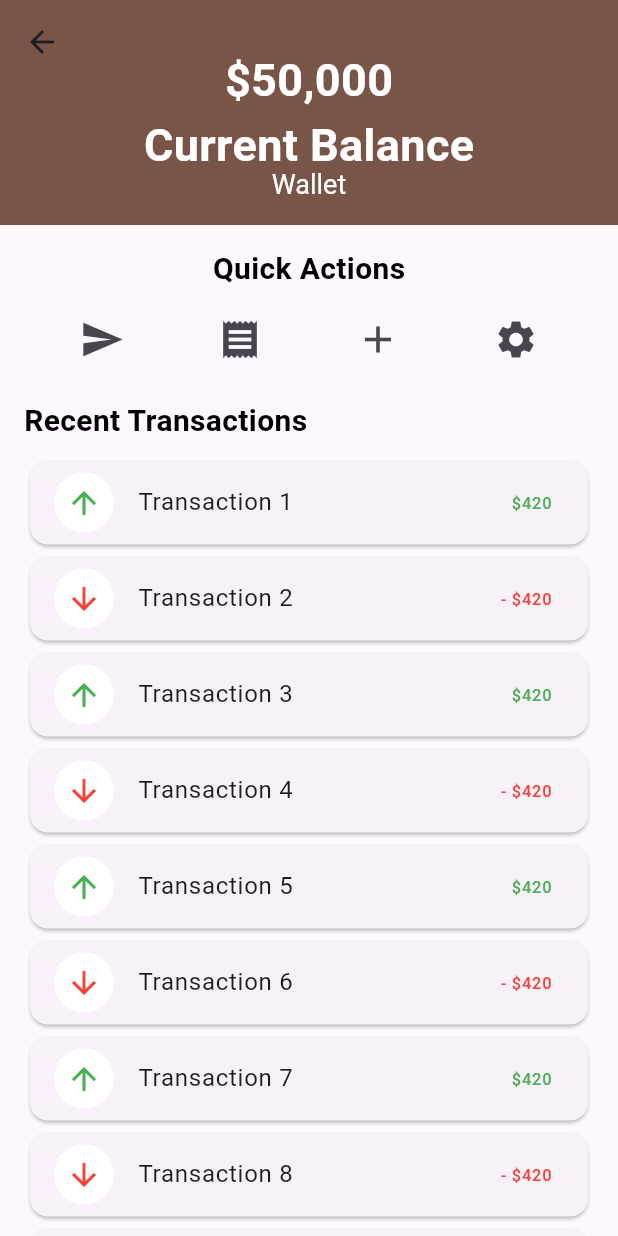
After one commit to RoySuzon/bloc_prectice, a Flutter app: the screen it shows after launch, after a tap on "Sliver App Bar", on a phone screen of 412 x 824 dp. The commit adds this screen. Run offline on Flutter 3.47's test engine with Material 3 defaults, Android fonts, the phone set to English and light mode, and no system bars; our stand-ins replace bloc, equatable, flutter_bloc, flutter_credit_card, image_picker.

Commit message:
...........

```diff
--- /dev/null
+++ b/devtools_options.yaml
@@ -0,0 +1,3 @@
+description: This file stores settings for Dart & Flutter DevTools.
+documentation: https://docs.flutter.dev/tools/devtools/extensions#configure-extension-enablement-states
+extensions:
--- a/lib/ui/elements_list.dart
+++ b/lib/ui/elements_list.dart
@@ -4,6 +4,7 @@ import 'package:testing_project/features/todo/presentations/page/todo_view.dart'
 import 'package:testing_project/ui/counter/counter_page.dart';
 import 'package:testing_project/ui/credit_card/credit_card_ui.dart';
 import 'package:testing_project/ui/image_picker/image_picker_page.dart';
+import 'package:testing_project/ui/sliver_app_bar/silver_app_bar.dart';
 import 'package:testing_project/ui/switch/switch_page.dart';
 
 class ElementsList extends StatelessWidget {
@@ -61,6 +62,12 @@ class ElementsList extends StatelessWidget {
                 navigatePage(const CreditCardUi());
               },
             ),
+            CustomTile(
+              title: 'Sliver App Bar',
+              onTap: () {
+                navigatePage(const SilverAppBarDemo());
+              },
+            ),
           ],
         ),
       ),
--- /dev/null
+++ b/lib/ui/sliver_app_bar/silver_app_bar.dart
@@ -0,0 +1,159 @@
+import 'dart:math';
+
+import 'package:flutter/material.dart';
+
+class SilverAppBarDemo extends StatelessWidget {
+  const SilverAppBarDemo({super.key});
+
+  @override
+  Widget build(BuildContext context) {
+    return Scaffold(
+      body: CustomScrollView(
+        physics: const BouncingScrollPhysics(),
+        slivers: [
+          // SliverAppBar(
+
+          //   pinned: true,
+          //   expandedHeight: 200,
+
+          //   flexibleSpace: FlexibleSpaceBar(
+          //       background: Image.network(
+          //         "https://cdn.pixabay.com/photo/2018/08/04/11/30/draw-3583548_1280.png",
+          //         fit: BoxFit.cover,
+          //       ),
+          //       title: const Text('Title is here...',
+          //           style: TextStyle(color: Colors.white))),
+          // ),
+          const SliverAppBar(
+            // automaticallyImplyLeading: false,
+            // pinned: true,
+            // floating: true,
+            expandedHeight: 150,
+            backgroundColor: Colors.brown,
+            flexibleSpace: FlexibleSpaceBar(
+                centerTitle: true,
+                background: Column(
+                  crossAxisAlignment: CrossAxisAlignment.center,
+                  mainAxisAlignment: MainAxisAlignment.center,
+                  children: [
+                    Text('\$50,000',
+                        style: TextStyle(
+                            color: Colors.white,
+                            fontSize: 30,
+                            fontWeight: FontWeight.bold)),
+                    Text('Current Balance',
+                        style: TextStyle(
+                            color: Colors.white,
+                            fontSize: 30,
+                            fontWeight: FontWeight.bold)),
+                  ],
+                ),
+                title: Text('Wallet',
+                    style: TextStyle(color: Colors.white, fontSize: 12))),
+            // centerTitle: true,
+          ),
+
+          SliverAppBar(
+            pinned: true,
+            automaticallyImplyLeading: false,
+            toolbarHeight: 100,
+            expandedHeight: 100,
+            // backgroundColor: Colors.white,
+            flexibleSpace: FlexibleSpaceBar(
+              background: Column(
+                mainAxisAlignment: MainAxisAlignment.end,
+                children: [
+                  Text('Quick Actions',
+                      style: TextStyle(
+                          fontSize: 20,
+                          fontWeight: FontWeight.bold,
+                          color: Colors.black)),
+                  const SizedBox(height: 8),
+                  Row(
+                    mainAxisAlignment: MainAxisAlignment.spaceEvenly,
+                    children: [
+                      IconButton(
+                          onPressed: () {},
+                          icon: const Icon(Icons.send, size: 30)),
+                      IconButton(
+                          onPressed: () {},
+                          icon: const Icon(Icons.receipt, size: 30)),
+                      IconButton(
+                          onPressed: () {},
+                          icon: const Icon(Icons.add, size: 30)),
+                      IconButton(
+                          onPressed: () {},
+                          icon: const Icon(Icons.settings, size: 30)),
+                    ],
+                  ),
+                ],
+              ),
+            ),
+          ),
+          SliverPadding(
+            padding: const EdgeInsets.only(
+              top: 16,
+              left: 16,
+              right: 16,
+            ),
+            sliver: SliverToBoxAdapter(
+              child: Text('Recent Transactions',
+                  style: TextStyle(
+                      fontSize: 20,
+                      fontWeight: FontWeight.bold,
+                      color: Colors.black)),
+            ),
+          ),
+
+          SliverPadding(
+            padding: const EdgeInsets.only(top: 8, bottom: 16),
+            sliver: SliverList(
+                delegate: SliverChildBuilderDelegate(
+              (context, index) {
+                Random random = Random();
+
+                int amount = random.nextInt(500);
+                return Padding(
+                  padding: const EdgeInsets.symmetric(horizontal: 16),
+                  child: Card(
+                    child: ListTile(
+                      trailing: Text(
+                        index.isEven
+                            ? "\$${amount.toString()}"
+                            : "- \$${amount.toString()}",
+                        style: TextStyle(
+                            color: index.isEven ? Colors.green : Colors.red),
+                      ),
+                      title: Text('Transaction ${index + 1}'),
+                      leading: CircleAvatar(
+                        backgroundColor: Colors.white,
+                        child: Icon(
+                            index.isEven
+                                ? Icons.arrow_upward
+                                : Icons.arrow_downward,
+                            color: index.isEven ? Colors.green : Colors.red),
+                      ),
+                    ),
+                  ),
+                );
+              },
+              childCount: 20,
+            )),
+          ),
+          SliverPadding(
+            padding: const EdgeInsets.only(bottom: 16),
+            sliver: SliverFillRemaining(
+              hasScrollBody: false,
+              child: Container(
+                color: Colors.white,
+                child: Center(
+                  child: Text('No more transactions'),
+                ),
+              ),
+            ),
+          ),
+        ],
+      ),
+    );
+  }
+}
--- a/pubspec.yaml
+++ b/pubspec.yaml
@@ -49,7 +49,7 @@ dev_dependencies:
   # activated in the `analysis_options.yaml` file located at the root of your
   # package. See that file for information about deactivating specific lint
   # rules and activating additional ones.
-  flutter_lints: ^4.0.0
+  # flutter_lints: ^4.0.0
 
 # For information on the generic Dart part of this file, see the
 # following page: https://dart.dev/tools/pub/pubspec
```
Also changed, not shown: pubspec.lock.
